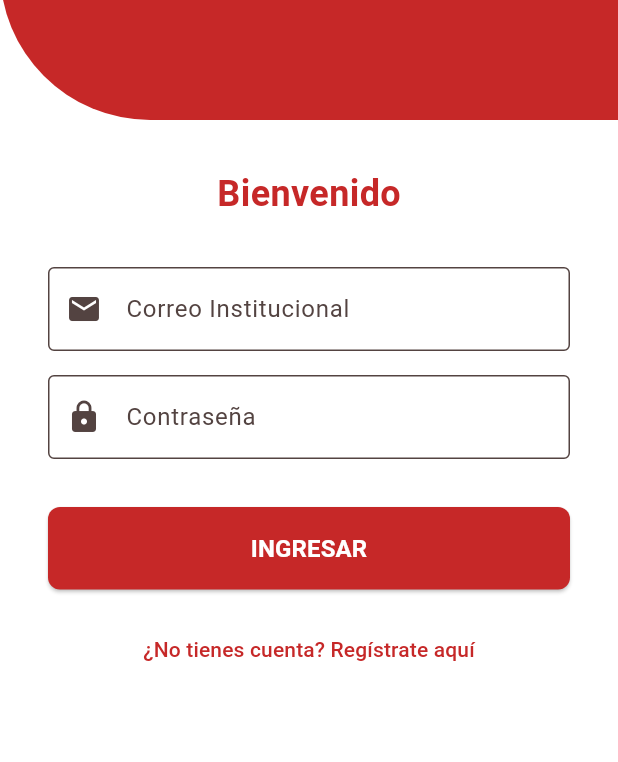
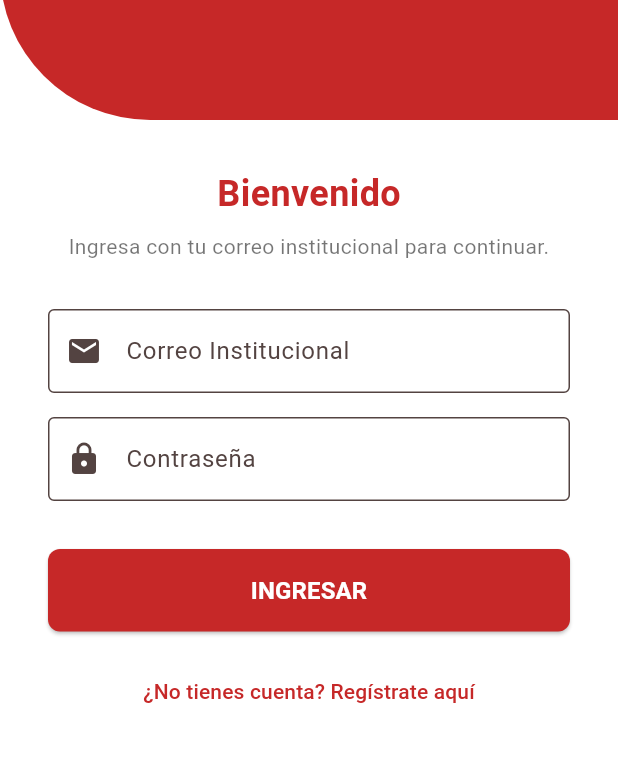
Before and after one commit to angiegonzalez596/APP-MOVIL-RESERVA-QR-BIBLIOTECA, a Flutter app: the screen it shows after launch, on a phone screen of 412 x 824 dp, the part 330-1092 px from its top. Run offline on Flutter 3.47's test engine with Material 3 defaults, Android fonts, the phone set to English and light mode, and no system bars; our stand-ins replace flutter_markdown, flutter_svg, shared_preferences; missing offline and left inert: mobile_scanner.

Commit message:
Version estable antes de sustentacion

```diff
--- a/frontend/mobile/lib/screens/auth/login_screen.dart
+++ b/frontend/mobile/lib/screens/auth/login_screen.dart
@@ -127,6 +127,12 @@ class _LoginScreenState extends State<LoginScreen> {
                         color: Color(0xFFC62828),
                       ),
                     ),
+                    const SizedBox(height: 8),
+                    const Text(
+                      'Ingresa con tu correo institucional para continuar.',
+                      textAlign: TextAlign.center,
+                      style: TextStyle(fontSize: 14, color: Colors.black54),
+                    ),
                     const SizedBox(height: 32),
                     TextField(
                       controller: _emailController,
--- a/frontend/mobile/lib/screens/home/home_screen.dart
+++ b/frontend/mobile/lib/screens/home/home_screen.dart
@@ -83,7 +83,7 @@ class _HomeScreenState extends State<HomeScreen> {
                   // Logo de marca en la parte superior
                   Center(
                     child: Image.asset(
-                      'assets/images/logo_unilibre.png',
+                      'assets/images/unilibre-transp.png',
                       height: 60,
                       fit: BoxFit.contain,
                     ),
--- a/frontend/mobile/lib/services/api_config.dart
+++ b/frontend/mobile/lib/services/api_config.dart
@@ -2,5 +2,6 @@ import 'dart:io';
 import 'package:flutter/foundation.dart';
 
 class ApiConfig {
-  static const String baseUrl = 'http://127.0.0.1:5000/api';
+  static const String baseUrl =
+      'https://disposal-fridge-satirical.ngrok-free.dev/api';
 }
--- a/frontend/mobile/pubspec.yaml
+++ b/frontend/mobile/pubspec.yaml
@@ -68,6 +68,7 @@ flutter:
   assets:
     - assets/images/panda_rojo.png
     - assets/images/logo_unilibre.png
+    - assets/images/unilibre-transp.png
 
   # To add assets to your application, add an assets section, like this:
   # assets:
```
Also changed, not shown: frontend/mobile/lib/services/auth_service.dart (+9 -1 lines), frontend/mobile/assets/images/unilibre-transp.png (added), 1 other file.
